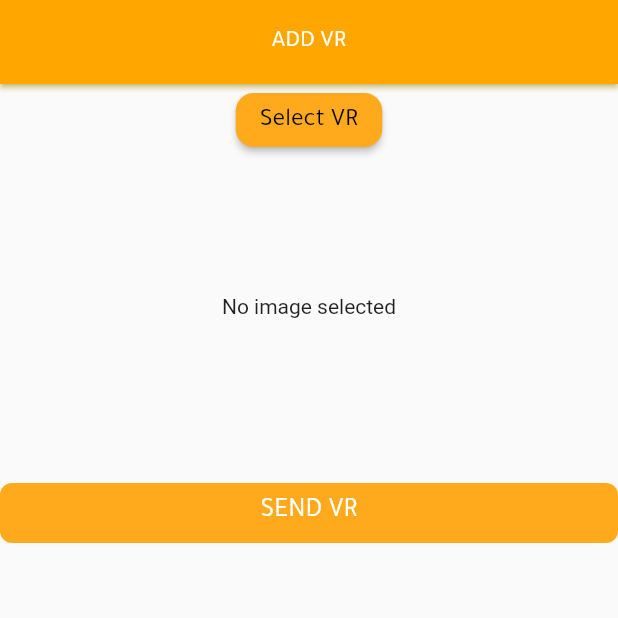
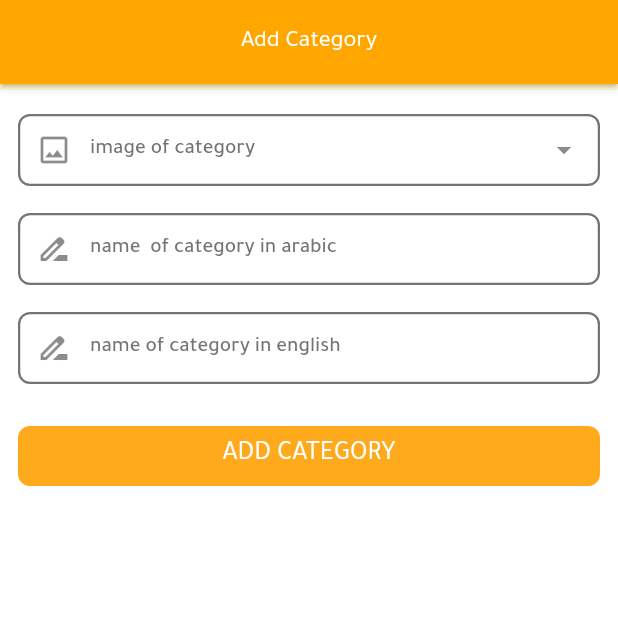
Before and after one commit to MohammadAlkhateeb880/e_commerce_merchant, a Flutter app: the screen it shows after launch, on a phone screen of 412 x 824 dp, the top half of it. Run offline on Flutter 3.47's test engine with Material 2 defaults, Android fonts, the phone set to English and light mode, and no system bars; our stand-ins replace bloc, country_code_picker, csc_picker, dio, file_picker, flutter_bloc and 10 more; missing offline and left inert: dart:ffi; accounts and stored records are empty.

Commit message:
add_http_to_category

```diff
--- a/lib/core/config/urls.dart
+++ b/lib/core/config/urls.dart
@@ -1,15 +1,18 @@
 class Urls {
-  //static const String baseUrl = 'http://192.168.1.107:3000/user/';
+  //static const String baseUrl = 'http://192.168.56.176:3000/user/';
+
   static const String baseUrl = 'http://192.168.1.107:3000/user/';
-
 
   static const String register = '${baseUrl}Merchant/SignUp';
   static const String mailVerify = '${baseUrl}sendCodeToEmail';
   static const String login = '${baseUrl}Merchant/auth';
   static const String addProduction = '${baseUrl}Merchant/addProduct';
   static const String addImageProduct = '${baseUrl}Merchant/addImagesProduct/';
-  static const String addDeliveryAreasToProduct = '${baseUrl}Merchant/addDeliveryAreasToProduct/';
-  static const String addVrImageProduct = '${baseUrl}Merchant/addVrImageProduct/';
+  static const String addDeliveryAreasToProduct =
+      '${baseUrl}Merchant/addDeliveryAreasToProduct/';
+  static const String addVrImageProduct =
+      '${baseUrl}Merchant/addVrImageProduct/';
   static const String addOfferProduct = '${baseUrl}Merchant/addOffer';
   static const String getCategories = '${baseUrl}allUsers/getCategorie/';
+  static const String addCategories = '${baseUrl}Merchant/addingCategorie';
 }
--- a/lib/core/data/network/remote/dio_helper.dart
+++ b/lib/core/data/network/remote/dio_helper.dart
@@ -19,19 +19,14 @@ class DioHelper {
   static init() {
     Map<String, String> headers = {
       CONTENT_TYPE: APPLICATION_JSON,
-      // ACCEPT: APPLICATION_JSON,
-      // AUTHORIZATION: Constants.token,
-      // DEFAULT_LANGUAGE: language
     };
 
     dio = Dio(
       BaseOptions(
         baseUrl: Urls.baseUrl,
-        receiveDataWhenStatusError: true,
         headers: headers,
-        //nots her add Duration because datatype of receiveTimeout and sendTimeout is Duration
         receiveTimeout: const Duration(milliseconds: Constants.apiTimeOut),
-        sendTimeout:const Duration(milliseconds: Constants.apiTimeOut),
+        sendTimeout: const Duration(milliseconds: Constants.apiTimeOut),
       ),
     );
 
--- a/lib/core/resources/theme_manager.dart
+++ b/lib/core/resources/theme_manager.dart
@@ -153,5 +153,17 @@ ThemeData getApplicationTheme() {
         ),
       ),
     ),
+
+    // drawer theme
+    canvasColor: ColorManager.white,
+    scaffoldBackgroundColor: ColorManager.white,
+    dividerColor: ColorManager.grey,
+    highlightColor: ColorManager.lightPrimary,
+    iconTheme: const IconThemeData(color: ColorManager.darkPrimary),
+    textSelectionTheme: const TextSelectionThemeData(
+      cursorColor: ColorManager.primary,
+      selectionColor: ColorManager.lightPrimary,
+      selectionHandleColor: ColorManager.lightPrimary,
+    ),
   );
 }
--- a/lib/feauters/authintication/presentation/register/register_cubit/register_cubit.dart
+++ b/lib/feauters/authintication/presentation/register/register_cubit/register_cubit.dart
@@ -4,10 +4,10 @@ import 'package:merchant_app/feauters/authintication/domin/response/register_res
 import 'package:merchant_app/feauters/authintication/presentation/register/register_cubit/register_states.dart';
 import 'package:flutter_bloc/flutter_bloc.dart';
 
-import 'package:dio/dio.dart';
 
 import '../../../../../core/data/network/remote/dio_helper.dart';
 import '../../../domin/response/mail_verification_respons.dart';
+import 'package:dio/dio.dart';
 
 class RegisterCubit extends Cubit<RegisterStates> {
   RegisterCubit() : super(RegisterInit());
@@ -27,6 +27,7 @@ class RegisterCubit extends Cubit<RegisterStates> {
           ),
         )).then((value) {
       if (value.data['status']) {
+        print("++++++++++++++++++++++++++++++++++++");
         registerResponse = RegisterResponse.fromJson(value.data);
         emit(RegisterDoneState(registerResponse));
       }
@@ -39,7 +40,7 @@ class RegisterCubit extends Cubit<RegisterStates> {
 //********************* sendCode2email ****************************
 
   MailVerificationResponse mailVerificationResponse =
-      MailVerificationResponse(pin: "15151", message: "mmmmmmm", status: false);
+      MailVerificationResponse();
 
   sendCode2email({required String email}) async {
     emit(MailVerificationLoadingState());
--- /dev/null
+++ b/lib/feauters/product/domin/add_category/request/add_category_request.dart
@@ -0,0 +1,29 @@
+import 'dart:io';
+import 'package:dio/dio.dart';
+import 'package:flutter/services.dart';
+
+class AddCategoryRequest {
+  Uint8List? imageOfCate;
+  String? arName;
+  String? enName;
+
+  AddCategoryRequest({
+    this.imageOfCate,
+    this.enName,
+    this.arName,
+  });
+
+  AddCategoryRequest.fromJson(Map<String, dynamic> json) {
+    imageOfCate = json['ImageOfCate'];
+    arName = json['arName'];
+    enName = json['enName'];
+  }
+
+  Future<Map<String, dynamic>> toJson() async {
+    final Map<String, dynamic> data = <String, dynamic>{};
+    data['ImageOfCate'] = MultipartFile.fromBytes(imageOfCate ?? [0]);
+    data['arName'] = arName;
+    data['enName'] = enName;
+    return data;
+  }
+}
--- /dev/null
+++ b/lib/feauters/product/domin/add_category/response/add_category_response.dart
@@ -0,0 +1,92 @@
+class AddCategoryResponse {
+  String? message;
+  bool? status;
+  Data? data;
+
+  AddCategoryResponse({this.message, this.status, this.data});
+
+  AddCategoryResponse.fromJson(Map<String, dynamic> json) {
+    message = json['message'];
+    status = json['status'];
+    data = json['data'] != null ? Data.fromJson(json['data']) : null;
+  }
+
+  Map<String, dynamic> toJson() {
+    final Map<String, dynamic> data = <String, dynamic>{};
+    data['message'] = message;
+    data['status'] = status;
+    if (this.data != null) {
+      data['data'] = this.data!.toJson();
+    }
+    return data;
+  }
+}
+
+class Data {
+  Categorie? categorie;
+
+  Data({this.categorie});
+
+  Data.fromJson(Map<String, dynamic> json) {
+    categorie = json['categorie'] != null
+        ? Categorie.fromJson(json['categorie'])
+        : null;
+  }
+
+  Map<String, dynamic> toJson() {
+    final Map<String, dynamic> data = <String, dynamic>{};
+    if (categorie != null) {
+      data['categorie'] = categorie!.toJson();
+    }
+    return data;
+  }
+}
+
+class Categorie {
+  String? imageOfCate;
+  String? arName;
+  String? enName;
+  String? merchantId;
+  bool? homePage;
+  String? sId;
+  String? updatedAt;
+  String? createdAt;
+  int? iV;
+
+  Categorie(
+      {this.imageOfCate,
+        this.arName,
+        this.enName,
+        this.merchantId,
+        this.homePage,
+        this.sId,
+        this.updatedAt,
+        this.createdAt,
+        this.iV});
+
+  Categorie.fromJson(Map<String, dynamic> json) {
+    imageOfCate = json['ImageOfCate'];
+    arName = json['arName'];
+    enName = json['enName'];
+    merchantId = json['MerchantId'];
+    homePage = json['HomePage'];
+    sId = json['_id'];
+    updatedAt = json['updatedAt'];
+    createdAt = json['createdAt'];
+    iV = json['__v'];
+  }
+
+  Map<String, dynamic> toJson() {
+    final Map<String, dynamic> data = <String, dynamic>{};
+    data['ImageOfCate'] = imageOfCate;
+    data['arName'] = arName;
+    data['enName'] = enName;
+    data['MerchantId'] = merchantId;
+    data['HomePage'] = homePage;
+    data['_id'] = sId;
+    data['updatedAt'] = updatedAt;
+    data['createdAt'] = createdAt;
+    data['__v'] = iV;
+    return data;
+  }
+}
--- /dev/null
+++ b/lib/feauters/product/presentation/add_category/add_category_cubit/add_category_cubit.dart
@@ -0,0 +1,91 @@
+import 'dart:io';
+
+import 'package:flutter/material.dart';
+import 'package:flutter/services.dart';
+import 'package:flutter_bloc/flutter_bloc.dart';
+import 'package:merchant_app/core/data/network/remote/dio_helper.dart';
+import 'package:merchant_app/feauters/product/domin/add_category/response/add_category_response.dart';
+import '../../../../../core/config/urls.dart';
+import '../../../domin/add_category/request/add_category_request.dart';
+import 'package:dio/dio.dart';
+import 'dart:convert';
+import 'dart:io';
+import 'package:http/http.dart' as http;
+part 'add_category_state.dart';
+
+class AddCategoryCubit extends Cubit<AddCategoryStates> {
+  AddCategoryCubit() : super(AddCategoryInitState());
+
+  static AddCategoryCubit get(context) => BlocProvider.of(context);
+
+  // late AddCategoryResponse addCategoryResponse;
+
+  // addCategory({
+  //   required String enName,
+  //   required String arName,
+  //   required String imageName,
+  //   required File imageOfCate,
+  // }) async {
+  //   FormData formData = FormData.fromMap(
+  //     {
+  //       'ImageOfCate': await MultipartFile.fromFile(
+  //         imageOfCate.path,
+  //         filename: "Categorie/$imageName"
+  //       ),
+  //       'arName': arName,
+  //       'enName': enName,
+  //     },
+  //   );
+  //
+  //   print(formData.fields);
+  //   print(formData.files);
+  //
+  //   emit(AddCategoryInitState());
+  //   DioHelper.postData(
+  //     url: Urls.addCategories,
+  //     token: "Bearer " +
+  //         "eyJhbGciOiJIUzI1NiIsInR5cCI6IkpXVCJ9.eyJfaWQiOiI2NDM5NWQ2NzUxMTk3NTVhMjczMWZiZjIiLCJyb2xlIjoyLCJpYXQiOjE2ODE0ODEwNjR9.NCEkWpgNEOP-3_VONCmWXf7TIky0MCpkED1m6UrmSHc",
+  //     data: formData,
+  //   ).then((value) {
+  //     emit(AddCategoryDoneState());
+  //   }).catchError((error) {
+  //     print(error.toString());
+  //     emit(AddCategoryErrorState(error));
+  //   });
+  // }
+
+addCategory({
+  required String enName,
+  required String arName,
+  required String imageName,
+  required File imageOfCate,
+}) async {
+  var headers = {
+    'Authorization': 'Bearer eyJhbGciOiJIUzI1NiIsInR5cCI6IkpXVCJ9.eyJfaWQiOiI2NDM5NWQ2NzUxMTk3NTVhMjczMWZiZjIiLCJyb2xlIjoyLCJpYXQiOjE2ODE0ODEwNjR9.NCEkWpgNEOP-3_VONCmWXf7TIky0MCpkED1m6UrmSHc'
+  };
+  var request = http.MultipartRequest('POST', Uri.parse(Urls.addCategories));
+  request.fields.addAll({
+    'arName': 'testAr2',
+    'enName': 'testEn2'
+  });
+  request.files.add(await http.MultipartFile.fromPath('ImageOfCate',imageOfCate.path));
+  request.headers.addAll(headers);
+  http.StreamedResponse response = await request.send();
+
+  if (response.statusCode == 200) {
+    print(await response.stream.bytesToString());
+  }
+  else {
+    print(response.reasonPhrase);
+  }
+
+}
+
+/*
+
+
+
+
+
+* */
+}
--- /dev/null
+++ b/lib/feauters/product/presentation/add_category/add_category_cubit/add_category_state.dart
@@ -0,0 +1,16 @@
+part of 'add_category_cubit.dart';
+
+@immutable
+abstract class AddCategoryStates {}
+
+class AddCategoryInitState extends AddCategoryStates {}
+
+class AddCategoryLoadingState extends AddCategoryStates {}
+
+class AddCategoryDoneState extends AddCategoryStates {}
+
+class AddCategoryErrorState extends AddCategoryStates {
+  final err;
+
+  AddCategoryErrorState(this.err);
+}
--- /dev/null
+++ b/lib/feauters/product/presentation/add_category/add_category_screen.dart
@@ -0,0 +1,133 @@
+import 'dart:io';
+
+import 'package:flutter/material.dart';
+import 'package:flutter/services.dart';
+import 'package:merchant_app/core/components/get_photo_from_gallery.dart';
+import 'package:merchant_app/core/components/text_form_field.dart';
+import 'package:merchant_app/feauters/product/domin/add_category/request/add_category_request.dart';
+import 'package:merchant_app/feauters/product/presentation/add_category/add_category_cubit/add_category_cubit.dart';
+import 'package:flutter_bloc/flutter_bloc.dart';
+import '../../../../core/components/button.dart';
+import '../../../../core/functions.dart';
+import '../../../../core/resources/values_manager.dart';
+
+class AddCategoryScreen extends StatefulWidget {
+  const AddCategoryScreen({Key? key}) : super(key: key);
+
+  @override
+  State<AddCategoryScreen> createState() => _AddCategoryScreenState();
+}
+
+class _AddCategoryScreenState extends State<AddCategoryScreen> {
+  TextEditingController imageCategoryController = TextEditingController();
+  TextEditingController arNameCategoryController = TextEditingController();
+  TextEditingController enNameCategoryController = TextEditingController();
+
+  var formKey = GlobalKey<FormState>();
+  AddCategoryRequest addCategoryRequest = AddCategoryRequest();
+  File? imageOfCategory;
+
+  @override
+  Widget build(BuildContext context) {
+    return Scaffold(
+      appBar: AppBar(
+        title: const Text('Add Category'),
+      ),
+      body: BlocProvider(
+        create: (context) => AddCategoryCubit(),
+        child: BlocConsumer<AddCategoryCubit, AddCategoryStates>(
+          listener: (context, state) {
+            // TODO: implement listener
+          },
+          builder: (context, state) {
+            var cubit = AddCategoryCubit.get(context);
+            return SingleChildScrollView(
+                child: Form(
+              key: formKey,
+              child: Padding(
+                padding: const EdgeInsets.fromLTRB(
+                    AppSize.s12, AppSize.s20, AppSize.s12, AppSize.s12),
+                child: Column(
+                  children: [
+                    TFF(
+                      controller: imageCategoryController,
+                      label: 'image of category',
+                      readOnly: true,
+                      prefixIcon: Icons.image_outlined,
+                      suffix: Icons.arrow_drop_down_outlined,
+                      suffixPressed: () async {
+                        setState(() {});
+                        imageOfCategory = await takePhoto();
+                        imageCategoryController.text =
+                            imageOfCategory!.path.split('/').last;
+                      },
+                      validator: (String value) {
+                        if (value.isEmpty) {
+                          return 'Image of category Must not be empty';
+                        }
+                      },
+                    ),
+                    const SizedBox(
+                      height: AppSize.s18,
+                    ),
+                    TFF(
+                      controller: arNameCategoryController,
+                      label: 'name  of category in arabic',
+                      prefixIcon: Icons.drive_file_rename_outline,
+                      validator: (String value) {
+                        if (!isWriteInArabicValid(value)) {
+                          return 'name of category in Arabic Must be in Arabic';
+                        }
+                        if (value.isEmpty) {
+                          return 'name  of category in arabic Must not be empty';
+                        }
+                      },
+                    ),
+                    const SizedBox(
+                      height: AppSize.s18,
+                    ),
+                    TFF(
+                      controller: enNameCategoryController,
+                      label: 'name of category in english',
+                      prefixIcon: Icons.drive_file_rename_outline,
+                      validator: (String value) {
+                        if (!isWriteInEnglishValid(value)) {
+                          return 'name of category in english Must be in english';
+                        }
+                        if (value.isEmpty) {
+                          return 'name of category in english Must not be empty';
+                        }
+                      },
+                    ),
+                    const SizedBox(
+                      height: AppSize.s28,
+                    ),
+                    DefaultButton(
+                      function: () async {
+                        if (formKey.currentState!.validate()) {
+                          addCategoryRequest.arName =
+                              arNameCategoryController.text;
+                          addCategoryRequest.enName =
+                              enNameCategoryController.text;
+                          imageCategoryController.text =
+                              imageOfCategory!.path.split('/').last;
+                          cubit.addCategory(
+                            arName: arNameCategoryController.text,
+                            enName: enNameCategoryController.text,
+                            imageName: imageCategoryController.text,
+                            imageOfCate:  imageOfCategory!,
+                          );
+                        }
+                      },
+                      text: 'Add Category',
+                    )
+                  ],
+                ),
+              ),
+            ));
+          },
+        ),
+      ),
+    );
+  }
+}
--- a/lib/feauters/product/presentation/add_delivery_areas/add_delivery_areas_cubit/add_delivery_areas_cubit.dart
+++ b/lib/feauters/product/presentation/add_delivery_areas/add_delivery_areas_cubit/add_delivery_areas_cubit.dart
@@ -17,6 +17,7 @@ class AddDeliveryAreasCubit extends Cubit<AddDeliveryAreasStates> {
   addDeliveryAreas(
       {required AddDeliveryAreasRequest addDeliveryAreasRequest,
       required String id}) {
+
     DioHelper.postData(
       url: Urls.addDeliveryAreasToProduct + id.toString(),
       data: addDeliveryAreasRequest.toJson(),
--- a/lib/feauters/product/presentation/add_vr_product/add_vr_product_screen.dart
+++ b/lib/feauters/product/presentation/add_vr_product/add_vr_product_screen.dart
@@ -1,10 +1,13 @@
 import 'package:flutter/material.dart';
 import 'package:merchant_app/core/resources/values_manager.dart';
+import 'package:merchant_app/feauters/product/presentation/add_image_product/add_image_product_screen.dart';
 import 'package:merchant_app/feauters/product/presentation/add_vr_product/add_vr_product_cubit/add_vr_product_cubit.dart';
 import 'package:flutter_bloc/flutter_bloc.dart';
 import '../../../../core/components/button.dart';
 import 'package:file_picker/file_picker.dart';
 import 'dart:io';
+
+import '../../../../core/functions.dart';
 class AddVRProductScreen extends StatefulWidget {
   const AddVRProductScreen({Key? key}) : super(key: key);
 
@@ -48,7 +51,8 @@ class _AddVRProductScreenState extends State<AddVRProductScreen> {
                 ),
                 DefaultButton(text: 'Send VR', function: ()  {
                   if(fileVRPath!=null){
-                    cubit.addVRProduct(fileVRPath: fileVRPath, id: '6456666fb99083c1d94e8c4e');
+                    cubit.addVRProduct(fileVRPath: fileVRPath, id: '6459e9d77cbd0644ea856a77');
+                    navigateTo(context,AddImageProductScreen());
                   }
                 }),
               ],
--- a/lib/main.dart
+++ b/lib/main.dart
@@ -7,13 +7,15 @@ import 'core/data/network/local/cache_helper.dart';
 import 'core/data/network/remote/dio_helper.dart';
 import 'core/resources/theme_manager.dart';
 
-
 import 'package:flutter_bloc/flutter_bloc.dart';
 
 import 'feauters/authintication/presentation/register/register_cubit/register_cubit.dart';
+import 'feauters/home/home_screen.dart';
+import 'feauters/product/presentation/add_category/add_category_screen.dart';
 import 'feauters/product/presentation/add_delivery_areas/add_delivery_areas_screen.dart';
 import 'feauters/product/presentation/add_offer_to_product/add_offer_to_product_screen.dart';
 import 'feauters/product/presentation/add_product/add_product_screen.dart';
+import 'feauters/product/presentation/add_vr_product/add_vr_product_cubit/upload_file_page.dart';
 import 'feauters/product/presentation/add_vr_product/add_vr_product_screen.dart';
 
 void main() async {
@@ -26,9 +28,7 @@ void main() async {
 }
 
 class MyApp extends StatelessWidget {
-  const MyApp
-
-  ({super.key});
+  const MyApp({super.key});
 
   // This widget is the root of your application.
   @override
@@ -43,11 +43,10 @@ class MyApp extends StatelessWidget {
         title: 'Merchant App',
         theme: getApplicationTheme(),
         // showSemanticsDebugger: true,
-        home: const AddVRProductScreen(),
+        home:  const AddCategoryScreen(),
       ),
     );
   }
-
 }
 
 /**
@@ -55,8 +54,7 @@ class MyApp extends StatelessWidget {
     flutter upgrade
     flutter pub upgrade
     // Questions :
-    in add dialog
-    cheng color of container
+
 
  */
 
--- a/pubspec.yaml
+++ b/pubspec.yaml
@@ -22,6 +22,7 @@ dependencies:
   smooth_page_indicator: ^1.0.1
   file_picker: ^4.0.0
   image_picker: ^0.8.7+4
+  http: ^0.13.6
 
 
 
```
Also changed, not shown: lib/core/functions.dart (+13 -0 lines), lib/feauters/authintication/presentation/register/mail_verify_screen.dart (+3 -15 lines), lib/feauters/home/home_screen.dart (+33 -0 lines), lib/feauters/product/presentation/add_image_product/add_image_product_cubit/add_image_product_cubit.dart (+25 -6 lines), lib/feauters/product/presentation/add_vr_product/add_vr_product_cubit/add_vr_product_cubit.dart (+15 -4 lines), lib/feauters/product/presentation/add_vr_product/add_vr_product_cubit/upload_file_page.dart (added, +72 -0 lines), pubspec.lock.
